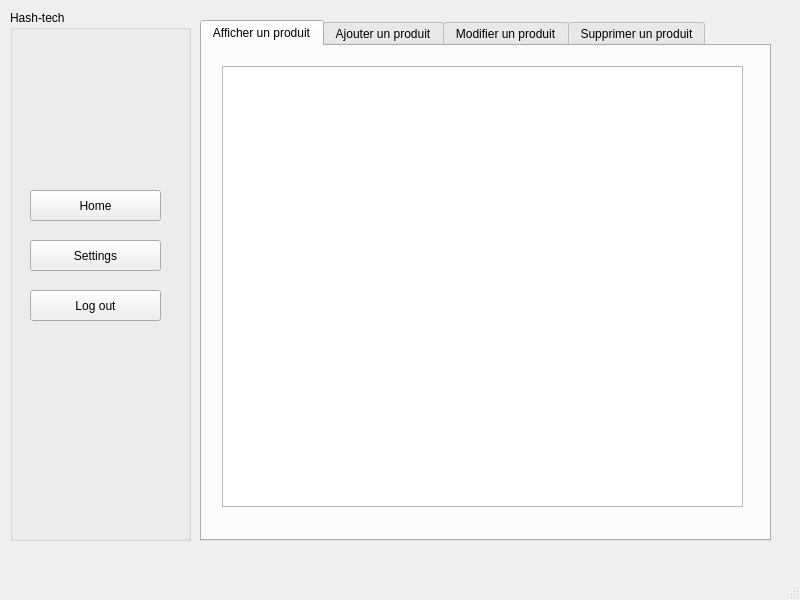
naouelboughattas/Smart_Shop_2A17, file mainwindow.ui: the form before one commit.
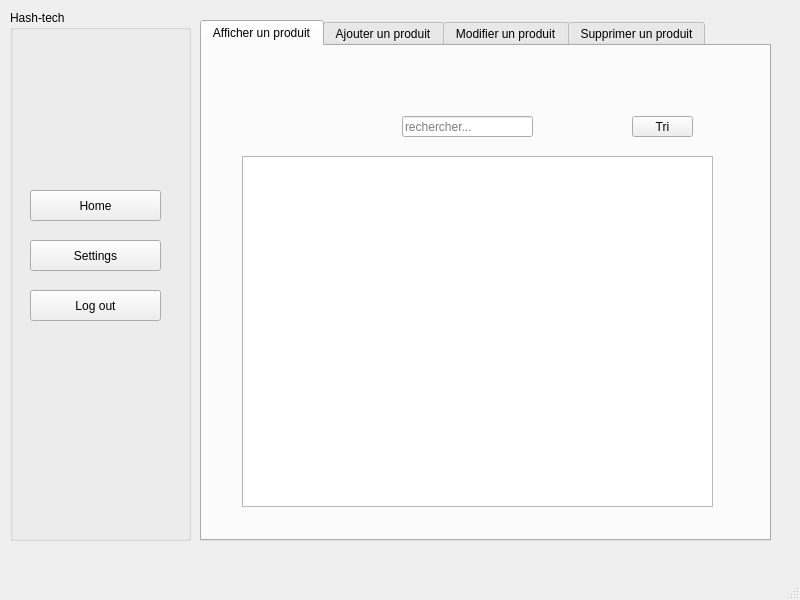
The form after the commit. The open tabs and pages were chosen to show the change. Icons and pictures are not drawn.

```diff
--- a/mainwindow.ui
+++ b/mainwindow.ui
@@ -78,6 +78,25 @@
     <property name="toolTip">
      <string>&lt;html&gt;&lt;head/&gt;&lt;body&gt;&lt;p&gt;&lt;br/&gt;&lt;/p&gt;&lt;/body&gt;&lt;/html&gt;</string>
     </property>
+    <property name="styleSheet">
+     <string notr="true">&lt;?xml version=&quot;1.0&quot; encoding=&quot;UTF-8&quot;?&gt;
+&lt;ui version=&quot;4.0&quot;&gt;
+ &lt;widget name=&quot;__qt_fake_top_level&quot;&gt;
+  &lt;widget class=&quot;QTextBrowser&quot; name=&quot;le_id&quot;&gt;
+   &lt;property name=&quot;geometry&quot;&gt;
+    &lt;rect&gt;
+     &lt;x&gt;230&lt;/x&gt;
+     &lt;y&gt;90&lt;/y&gt;
+     &lt;width&gt;161&lt;/width&gt;
+     &lt;height&gt;31&lt;/height&gt;
+    &lt;/rect&gt;
+   &lt;/property&gt;
+  &lt;/widget&gt;
+ &lt;/widget&gt;
+ &lt;resources/&gt;
+&lt;/ui&gt;
+</string>
+    </property>
     <property name="currentIndex">
      <number>2</number>
     </property>
@@ -88,13 +107,39 @@
      <widget class="QTableView" name="tab_produit">
       <property name="geometry">
        <rect>
-        <x>20</x>
-        <y>20</y>
-        <width>521</width>
-        <height>441</height>
+        <x>40</x>
+        <y>110</y>
+        <width>471</width>
+        <height>351</height>
        </rect>
       </property>
      </widget>
+     <widget class="QLineEdit" name="lineEdit">
+      <property name="geometry">
+       <rect>
+        <x>200</x>
+        <y>70</y>
+        <width>131</width>
+        <height>21</height>
+       </rect>
+      </property>
+      <property name="placeholderText">
+       <string>rechercher...</string>
+      </property>
+     </widget>
+     <widget class="QPushButton" name="pushButton_2">
+      <property name="geometry">
+       <rect>
+        <x>430</x>
+        <y>70</y>
+        <width>61</width>
+        <height>21</height>
+       </rect>
+      </property>
+      <property name="text">
+       <string>Tri</string>
+      </property>
+     </widget>
     </widget>
     <widget class="QWidget" name="tab">
      <attribute name="title">
```
Left out of the diff: 59 changed lines with no effect on the pictures.
